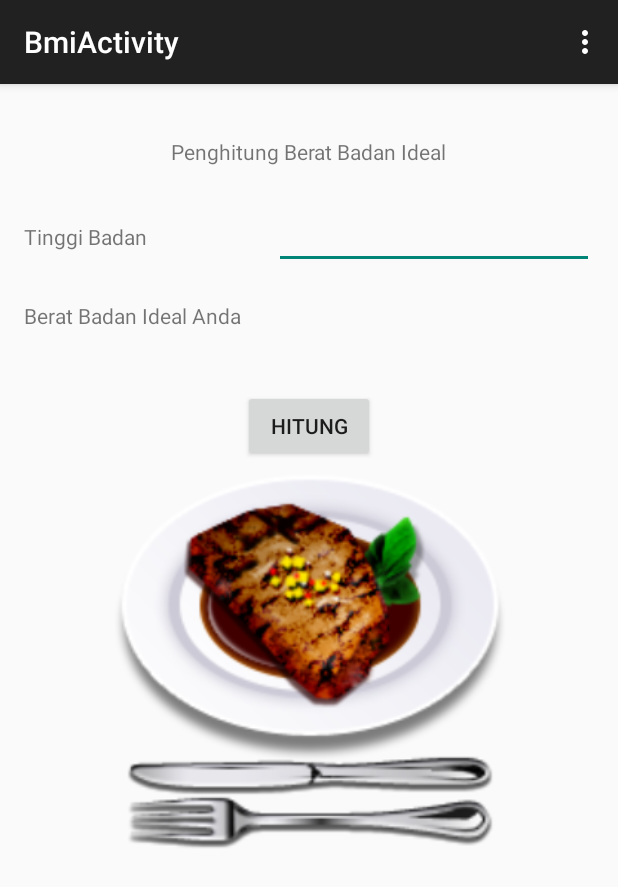
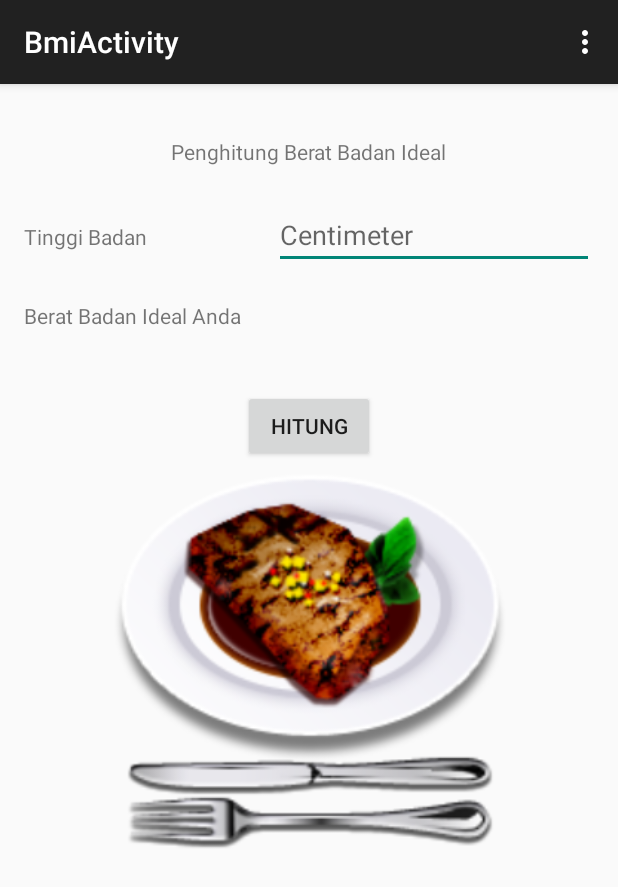
Before and after one commit to aprijal-psrb/PraktikumAndroid, an Android app: the BmiActivity screen opened directly, with no data from a screen before it, on a phone screen of 412 x 824 dp. Shown: the top 887 px of the screen. Run offline under Robolectric (Android 15) with nearby library versions, the phone set to English and light mode, and no system bars.

```diff
--- a/app/src/main/res/layout/activity_bmi.xml
+++ b/app/src/main/res/layout/activity_bmi.xml
@@ -34,12 +34,14 @@
 
     <EditText
         android:id="@+id/editText1"
+        android:hint="Centimeter"
         android:layout_width="wrap_content"
         android:layout_height="wrap_content"
         android:layout_alignBaseline="@+id/textView2"
         android:layout_alignBottom="@+id/textView2"
         android:layout_alignParentRight="true"
-        android:ems="10" />
+        android:ems="10"
+        android:inputType="number"/>
 
     <TextView
         android:id="@+id/textView3"
```
